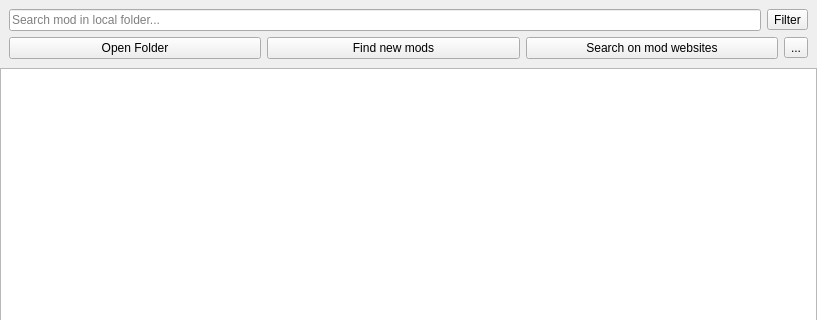
kaniol-lck/modmanager, file src/ui/local/localmodbrowser.ui: the form before one commit; both pictures show x 0 to 817 and y 0 to 320 of the 817 by 671 pixel window.
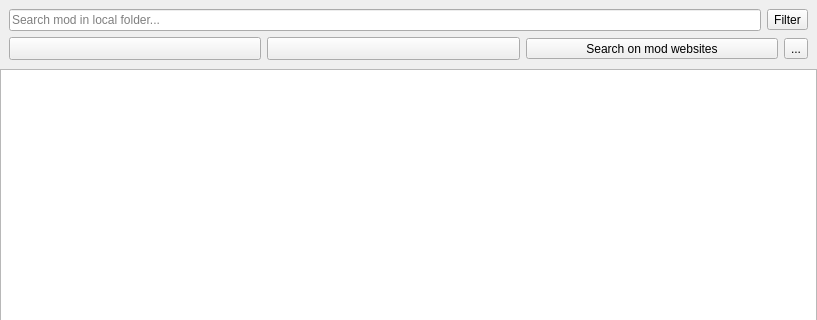
The form after the commit. Icons and pictures are not drawn.

Patch:
```diff
--- a/src/ui/local/localmodbrowser.ui
+++ b/src/ui/local/localmodbrowser.ui
@@ -292,29 +292,39 @@
       <item row="1" column="0">
        <layout class="QHBoxLayout" name="horizontalLayout_2">
         <item>
-         <widget class="QPushButton" name="openFolderButton">
-          <property name="text">
-           <string>Open Folder</string>
+         <widget class="QToolButton" name="openFolderButton">
+          <property name="sizePolicy">
+           <sizepolicy hsizetype="Preferred" vsizetype="Fixed">
+            <horstretch>0</horstretch>
+            <verstretch>0</verstretch>
+           </sizepolicy>
           </property>
-          <property name="icon">
-           <iconset theme="folder">
-            <normaloff>.</normaloff>.</iconset>
+          <property name="toolButtonStyle">
+           <enum>Qt::ToolButtonTextBesideIcon</enum>
           </property>
          </widget>
         </item>
         <item>
-         <widget class="QPushButton" name="findnewButton">
-          <property name="text">
-           <string>Find new mods</string>
+         <widget class="QToolButton" name="findnewButton">
+          <property name="sizePolicy">
+           <sizepolicy hsizetype="Preferred" vsizetype="Fixed">
+            <horstretch>0</horstretch>
+            <verstretch>0</verstretch>
+           </sizepolicy>
           </property>
-          <property name="icon">
-           <iconset theme="search">
-            <normaloff>.</normaloff>.</iconset>
+          <property name="toolButtonStyle">
+           <enum>Qt::ToolButtonTextBesideIcon</enum>
           </property>
          </widget>
         </item>
         <item>
-         <widget class="QPushButton" name="checkUpdatesButton">
+         <widget class="QToolButton" name="checkUpdatesButton">
+          <property name="sizePolicy">
+           <sizepolicy hsizetype="Preferred" vsizetype="Fixed">
+            <horstretch>0</horstretch>
+            <verstretch>0</verstretch>
+           </sizepolicy>
+          </property>
           <property name="text">
            <string>Search on mod websites</string>
           </property>
@@ -322,6 +332,9 @@
            <iconset theme="update-none">
             <normaloff>.</normaloff>.</iconset>
           </property>
+          <property name="toolButtonStyle">
+           <enum>Qt::ToolButtonTextBesideIcon</enum>
+          </property>
          </widget>
         </item>
         <item>
```
Left out of the diff: 84 changed lines with no effect on the pictures.
